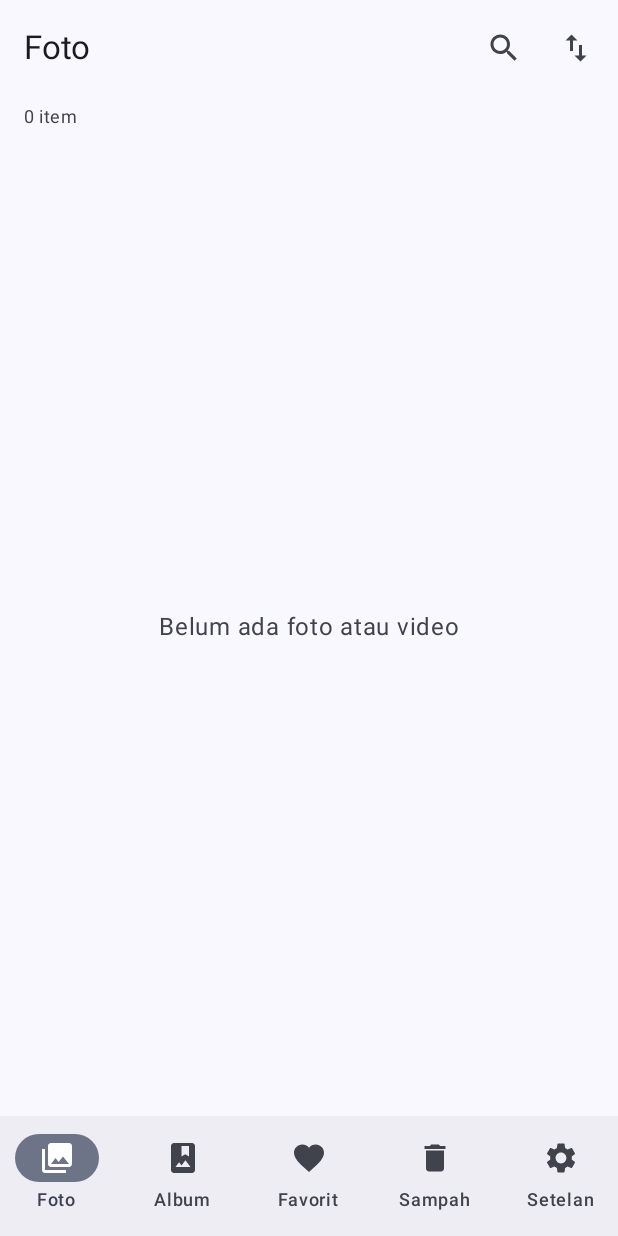
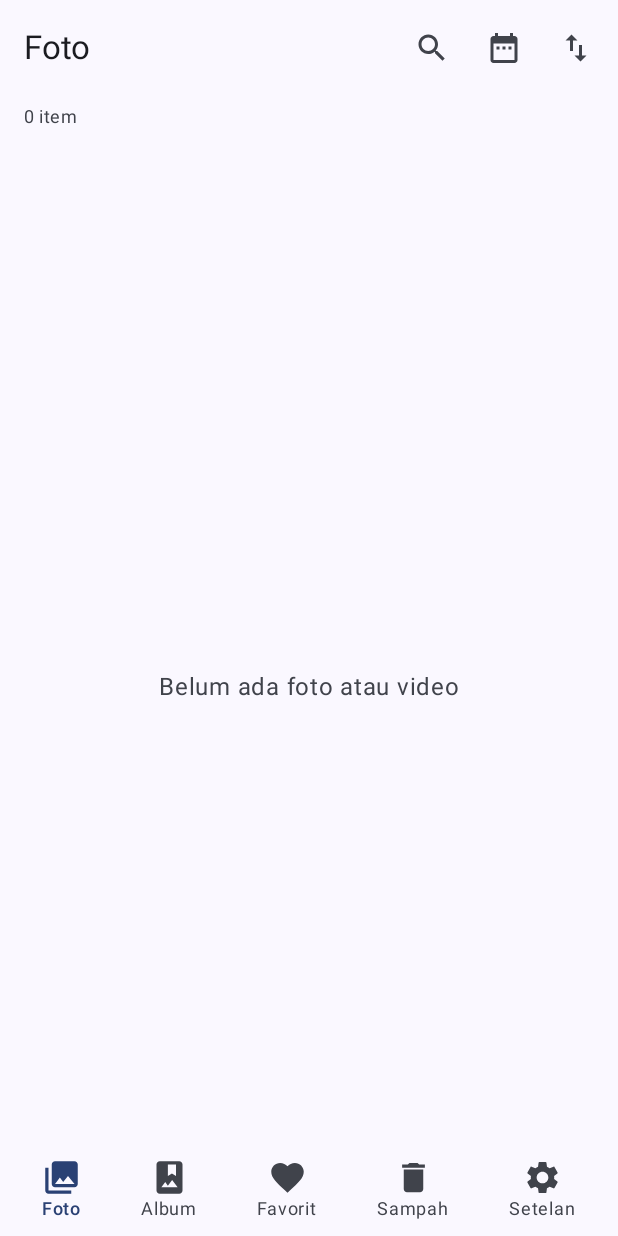
Before and after one commit to udiantos/galerias, an Android app built with Jetpack Compose: the screen it shows after launch (MainActivity), on a phone screen of 412 x 824 dp. Run offline under Robolectric (Android 15) with nearby library versions, the phone set to English and light mode, and no system bars.

Commit message:
Add files via upload

```diff
--- a/app/src/main/java/com/example/mygallery/GalleryViewModel.kt
+++ b/app/src/main/java/com/example/mygallery/GalleryViewModel.kt
@@ -70,13 +70,24 @@ class GalleryViewModel(app: Application) : AndroidViewModel(app) {
 
     // ---------------- Memuat ----------------
 
-    fun refresh() {
+    /** True hanya saat pengguna menarik layar untuk refresh (supaya indikator tidak muncul di refresh otomatis). */
+    var refreshing by mutableStateOf(false)
+        private set
+    private var refreshGen = 0
+
+    fun refresh(manual: Boolean = false) {
         refreshJob?.cancel()
+        val gen = ++refreshGen
+        if (manual) refreshing = true
         refreshJob = viewModelScope.launch {
-            val list = withContext(Dispatchers.IO) { repo.load() }
-            media = list
-            loaded = true
-            prune(list)
+            try {
+                val list = withContext(Dispatchers.IO) { repo.load() }
+                media = list
+                loaded = true
+                prune(list)
+            } finally {
+                if (gen == refreshGen) refreshing = false
+            }
         }
     }
 
--- /dev/null
+++ b/app/src/main/java/com/example/mygallery/ui/FloatingNavBar.kt
@@ -0,0 +1,93 @@
+package com.example.mygallery.ui
+
+import androidx.compose.animation.animateColorAsState
+import androidx.compose.foundation.background
+import androidx.compose.foundation.clickable
+import androidx.compose.foundation.layout.Arrangement
+import androidx.compose.foundation.layout.Box
+import androidx.compose.foundation.layout.Column
+import androidx.compose.foundation.layout.Row
+import androidx.compose.foundation.layout.fillMaxWidth
+import androidx.compose.foundation.layout.navigationBarsPadding
+import androidx.compose.foundation.layout.padding
+import androidx.compose.foundation.layout.size
+import androidx.compose.foundation.shape.RoundedCornerShape
+import androidx.compose.material3.Icon
+import androidx.compose.material3.MaterialTheme
+import androidx.compose.material3.Text
+import androidx.compose.runtime.Composable
+import androidx.compose.runtime.compositionLocalOf
+import androidx.compose.runtime.getValue
+import androidx.compose.ui.Alignment
+import androidx.compose.ui.Modifier
+import androidx.compose.ui.draw.clip
+import androidx.compose.ui.graphics.Brush
+import androidx.compose.ui.graphics.Color
+import androidx.compose.ui.graphics.vector.ImageVector
+import androidx.compose.ui.text.font.FontWeight
+import androidx.compose.ui.unit.Dp
+import androidx.compose.ui.unit.dp
+
+/** Tinggi area ikon pada bar melayang (di luar inset navigasi sistem). */
+val FloatingBarHeight = 72.dp
+
+/** Ruang kosong yang perlu disisakan di bawah daftar supaya item terakhir tidak tertutup bar. */
+val LocalBottomInset = compositionLocalOf<Dp> { 0.dp }
+
+/**
+ * Bar navigasi melayang: tanpa kotak, hanya ikon dan label di atas gradien yang memudar
+ * dari bawah ke atas. Tab aktif berganti warna.
+ */
+@Composable
+fun FloatingNavBar(
+    tabs: List<Pair<String, ImageVector>>,
+    selected: Int,
+    onSelect: (Int) -> Unit,
+    modifier: Modifier = Modifier,
+) {
+    val bg = MaterialTheme.colorScheme.background
+    Box(
+        modifier
+            .fillMaxWidth()
+            .background(
+                Brush.verticalGradient(
+                    colors = listOf(
+                        Color.Transparent,
+                        bg.copy(alpha = 0.78f),
+                        bg.copy(alpha = 0.96f),
+                    ),
+                )
+            )
+            .navigationBarsPadding()
+            .padding(top = 28.dp, bottom = 4.dp, start = 8.dp, end = 8.dp),
+    ) {
+        Row(Modifier.fillMaxWidth(), horizontalArrangement = Arrangement.SpaceAround) {
+            tabs.forEachIndexed { index, (label, icon) ->
+                val active = index == selected
+                val color by animateColorAsState(
+                    targetValue = if (active) {
+                        MaterialTheme.colorScheme.primary
+                    } else {
+                        MaterialTheme.colorScheme.onSurfaceVariant
+                    },
+                    label = "warnaTab",
+                )
+                Column(
+                    Modifier
+                        .clip(RoundedCornerShape(16.dp))
+                        .clickable { onSelect(index) }
+                        .padding(horizontal = 14.dp, vertical = 6.dp),
+                    horizontalAlignment = Alignment.CenterHorizontally,
+                ) {
+                    Icon(icon, contentDescription = label, tint = color, modifier = Modifier.size(26.dp))
+                    Text(
+                        label,
+                        color = color,
+                        style = MaterialTheme.typography.labelMedium,
+                        fontWeight = if (active) FontWeight.SemiBold else FontWeight.Normal,
+                    )
+                }
+            }
+        }
+    }
+}
--- a/app/src/main/java/com/example/mygallery/ui/GalleryRoot.kt
+++ b/app/src/main/java/com/example/mygallery/ui/GalleryRoot.kt
@@ -20,6 +20,8 @@ import androidx.compose.foundation.layout.WindowInsets
 import androidx.compose.foundation.layout.fillMaxSize
 import androidx.compose.foundation.layout.fillMaxWidth
 import androidx.compose.foundation.layout.height
+import androidx.compose.foundation.layout.asPaddingValues
+import androidx.compose.foundation.layout.navigationBars
 import androidx.compose.foundation.layout.navigationBarsPadding
 import androidx.compose.foundation.layout.padding
 import androidx.compose.foundation.layout.size
@@ -46,6 +48,7 @@ import androidx.compose.material3.Surface
 import androidx.compose.material3.Text
 import androidx.compose.material3.TextButton
 import androidx.compose.runtime.Composable
+import androidx.compose.runtime.CompositionLocalProvider
 import androidx.compose.runtime.getValue
 import androidx.compose.runtime.mutableIntStateOf
 import androidx.compose.runtime.mutableStateOf
@@ -286,23 +289,14 @@ private fun GalleryMain(vm: GalleryViewModel) {
         if (showClean) showClean = false else openAlbum = null
     }
 
+    val barVisible = !showClean && openAlbum == null
+    val navInset = WindowInsets.navigationBars.asPaddingValues().calculateBottomPadding()
+    val bottomInset = if (barVisible) navInset + FloatingBarHeight else navInset
+
     Box(Modifier.fillMaxSize()) {
+      CompositionLocalProvider(LocalBottomInset provides bottomInset) {
         Scaffold(
             contentWindowInsets = WindowInsets(0, 0, 0, 0),
-            bottomBar = {
-                if (!showClean && openAlbum == null) {
-                    NavigationBar {
-                        tabs.forEachIndexed { index, (label, icon) ->
-                            NavigationBarItem(
-                                selected = tab == index,
-                                onClick = { tab = index },
-                                icon = { Icon(icon, contentDescription = label) },
-                                label = { Text(label) },
-                            )
-                        }
-                    }
-                }
-            },
         ) { padding ->
             Box(Modifier.padding(padding).fillMaxSize()) {
                 val album = openAlbum
@@ -354,6 +348,16 @@ private fun GalleryMain(vm: GalleryViewModel) {
                     else -> SettingsScreen(vm, onOpenClean = { showClean = true })
                 }
             }
+        }
+      }
+
+        if (barVisible) {
+            FloatingNavBar(
+                tabs = tabs,
+                selected = tab,
+                onSelect = { tab = it },
+                modifier = Modifier.align(Alignment.BottomCenter),
+            )
         }
 
         SnackbarHost(
--- a/app/src/main/java/com/example/mygallery/ui/SettingsScreen.kt
+++ b/app/src/main/java/com/example/mygallery/ui/SettingsScreen.kt
@@ -8,6 +8,7 @@ import androidx.compose.foundation.layout.Row
 import androidx.compose.foundation.layout.Spacer
 import androidx.compose.foundation.layout.fillMaxSize
 import androidx.compose.foundation.layout.fillMaxWidth
+import androidx.compose.foundation.layout.height
 import androidx.compose.foundation.layout.navigationBarsPadding
 import androidx.compose.foundation.layout.padding
 import androidx.compose.foundation.layout.width
@@ -34,7 +35,7 @@ import com.example.mygallery.GalleryViewModel
 fun SettingsScreen(vm: GalleryViewModel, onOpenClean: () -> Unit) {
     val s = vm.settings
 
-    Column(Modifier.fillMaxSize().navigationBarsPadding()) {
+    Column(Modifier.fillMaxSize()) {
         TopAppBar(title = { Text("Setelan") })
 
         Column(Modifier.fillMaxSize().verticalScroll(rememberScrollState())) {
@@ -142,7 +143,7 @@ fun SettingsScreen(vm: GalleryViewModel, onOpenClean: () -> Unit) {
                 style = MaterialTheme.typography.bodySmall,
                 color = MaterialTheme.colorScheme.onSurfaceVariant,
             )
-            Spacer(Modifier.padding(bottom = 24.dp))
+            Spacer(Modifier.height(24.dp + LocalBottomInset.current))
         }
     }
 }
```
Also changed, not shown: app/src/main/java/com/example/mygallery/ui/AlbumsScreen.kt (+7 -2 lines), app/src/main/java/com/example/mygallery/ui/MediaScreen.kt (+100 -31 lines).
